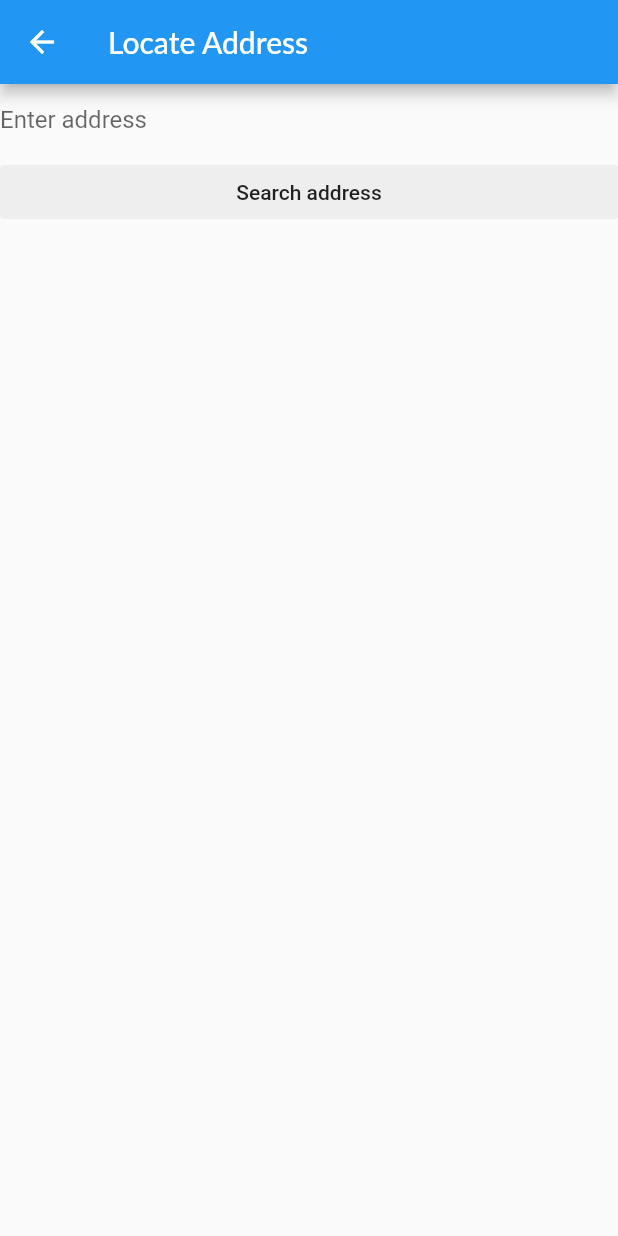
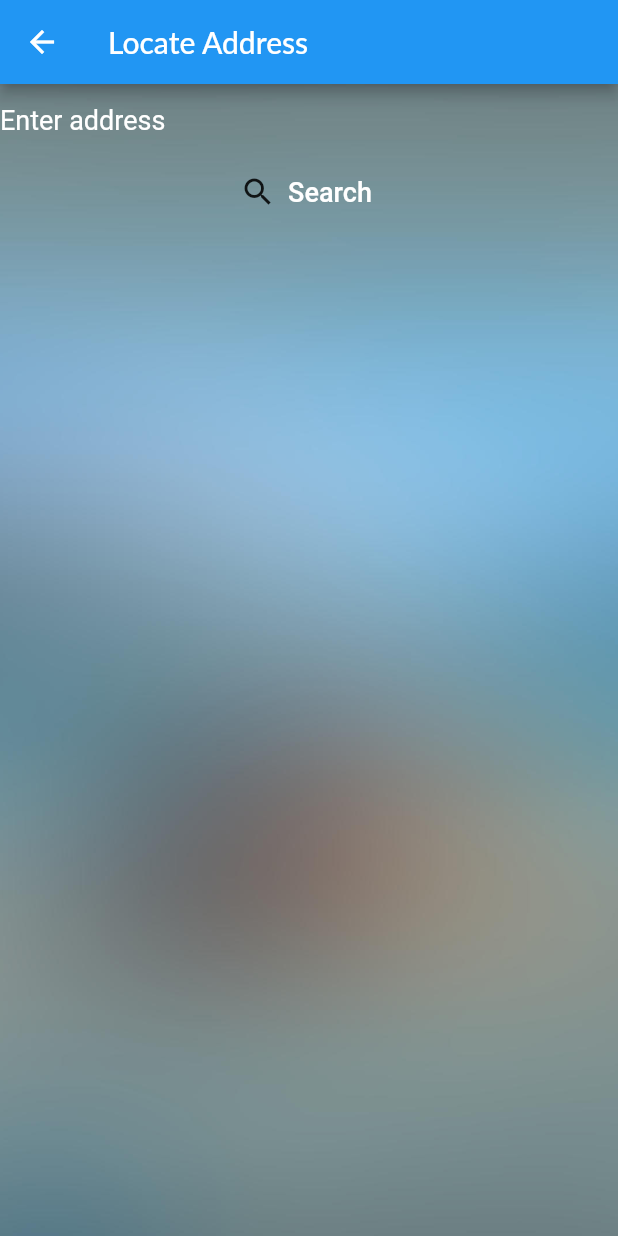
Before and after one commit to vinx-2105/cognia, a Flutter app: the LocationHome screen opened by its route, after a tap on "Locate Address", on a phone screen of 412 x 824 dp. Run offline on Flutter 3.47's test engine with Material 2 defaults, Android fonts, the phone set to English and light mode, and no system bars; our stand-ins replace firebase_auth, flutter_spinkit, geolocator, google_maps_flutter, google_sign_in, image_picker; accounts and stored records are empty; Roboto replaces fonts that are missing (Lato).

Commit message:
Map functionality added and aesthetic added

```diff
--- a/frontend/cognia_app/lib/location/locate.dart
+++ b/frontend/cognia_app/lib/location/locate.dart
@@ -25,21 +25,23 @@ class _LocateState extends State<Locate> {
           controller: searchFieldController,
           decoration: InputDecoration(
               border: InputBorder.none,
-              hintText: 'Enter address'
+              hintText: 'Enter address',
+              labelStyle: TextStyle(color: Colors.white, fontSize: 18),
+              hintStyle: TextStyle(color: Colors.white, fontSize: 18),
           ),
         ),
-        FlatButton(
+        FlatButton.icon(
           onPressed: () {
             getLocation();
             setState(() {
               _child = SpinKitFadingCube(
-                color: Colors.blueAccent,
+                color: Colors.white,
                 size: 80.0,
               );
             });
           },
-          child: Text('Search address'),
-          color: Colors.grey[200],
+          icon: Icon(Icons.search),
+          label: Text('Search', style: TextStyle(color: Colors.white, fontSize: 18),),
         ),
       ],
     );
@@ -62,7 +64,11 @@ class _LocateState extends State<Locate> {
       appBar: AppBar(
         title: Text('Locate Address'),
       ),
-      body: _child,
+      body: Container(
+          decoration: BoxDecoration(
+              image: DecorationImage(image: AssetImage('assets/images/appBg1.jpg'), fit: BoxFit.cover)
+          ),
+          child: _child),
     );
   }
 }
--- a/frontend/cognia_app/lib/location/locationHome.dart
+++ b/frontend/cognia_app/lib/location/locationHome.dart
@@ -5,7 +5,7 @@ class LocationHome extends StatelessWidget {
   RoundedRectangleBorder shape =  RoundedRectangleBorder(
     borderRadius: BorderRadius.circular(20.0),
     side: BorderSide(
-      color: Colors.black,
+      color: Colors.white,
       width: 3.0,
       )
     );
@@ -14,6 +14,7 @@ class LocationHome extends StatelessWidget {
     fontSize: 18,
     fontWeight: FontWeight.bold,
     letterSpacing: 2,
+    color: Colors.white,
   );
 
   @override
@@ -26,7 +27,7 @@ class LocationHome extends StatelessWidget {
       ),
       body: Container(
         decoration: BoxDecoration(
-          image: DecorationImage(image: AssetImage('assets/images/app_bg1.jpg'), fit: BoxFit.cover)
+          image: DecorationImage(image: AssetImage('assets/images/appBg1.jpg'), fit: BoxFit.cover)
         ),
         child: Padding(
           padding: const EdgeInsets.all(50.0),
@@ -34,20 +35,55 @@ class LocationHome extends StatelessWidget {
             mainAxisAlignment: MainAxisAlignment.center,
             crossAxisAlignment: CrossAxisAlignment.stretch,
             children: <Widget>[
-              FlatButton(
+              Padding(
+                padding: const EdgeInsets.fromLTRB(0, 10.0, 0, 0),
+                child: FlatButton.icon(
+                  onPressed: () {Navigator.pushNamed(context, '/setHome');},
+                  icon: Icon(Icons.arrow_right),
+                  label: Text('Set Home', style: textStyle,),
+                  shape: shape,
+                  padding: EdgeInsets.all(10.0),
+                ),
+              ),
+              Padding(
+                padding: const EdgeInsets.fromLTRB(0, 10.0, 0, 0),
+                child: FlatButton.icon(
                   onPressed: () {Navigator.pushNamed(context, '/userLocation');},
-                child: Text('Current Location', style: textStyle,),
+                  icon: Icon(Icons.arrow_right),
+                  label: Text('Current Location', style: textStyle,),
                   shape: shape,
+                  padding: EdgeInsets.all(10.0),
                 ),
-              FlatButton(
+              ),
+              Padding(
+                padding: const EdgeInsets.fromLTRB(0, 10.0, 0, 0),
+                child: FlatButton.icon(
+                  onPressed: () {Navigator.pushNamed(context, '/homeRoute');},
+                  icon: Icon(Icons.arrow_right),
+                  label: Text('Home Route', style: textStyle,),
+                  shape: shape,
+                  padding: EdgeInsets.all(10.0),
+                ),
+              ),
+              Padding(
+                padding: const EdgeInsets.fromLTRB(0, 10.0, 0, 0),
+                child: FlatButton.icon(
                   onPressed: () {Navigator.pushNamed(context, '/monitorPath');},
-                child: Text('Monitor Path', style: textStyle,),
+                  icon: Icon(Icons.arrow_right),
+                  label: Text('Monitor Path', style: textStyle,),
                   shape: shape,
+                  padding: EdgeInsets.all(10.0),
                 ),
-              FlatButton(
+              ),
+              Padding(
+                padding: const EdgeInsets.fromLTRB(0, 10.0, 0, 0),
+                child: FlatButton.icon(
                   onPressed: () {Navigator.pushNamed(context, '/locate');},
-                child: Text('Locate Address', style: textStyle,),
+                  icon: Icon(Icons.arrow_right),
+                  label: Text('Locate Address', style: textStyle,),
                   shape: shape,
+                  padding: EdgeInsets.all(10.0),
+                ),
               ),
             ],
           ),
--- a/frontend/cognia_app/lib/main.dart
+++ b/frontend/cognia_app/lib/main.dart
@@ -61,6 +61,8 @@ class MyApp extends StatelessWidget {
             '/monitorPath' : (context) => MonitorPath(),
             '/locate': (context) => Locate(),
             '/showLocation': (context) => ShowLocation(),
+            '/setHome': (context) => LocationHome(),
+            '/homeRoute': (context) => LocationHome(),
             '/map': (context) => ShowMap(),
           },
         ),
--- a/frontend/cognia_app/pubspec.yaml
+++ b/frontend/cognia_app/pubspec.yaml
@@ -45,8 +45,7 @@ dev_dependencies:
 # The following section is specific to Flutter.
 flutter:
   assets:
-    - assets/images/google_logo.png
-    - assets/images/cognia_logo.png
+    - assets/images/
 
 
   # An image asset can refer to one or more resolution-specific "variants", see
```
Also changed, not shown: frontend/cognia_app/lib/home/home.dart (+43 -39 lines), frontend/cognia_app/lib/location/showLocation.dart (+38 -40 lines), frontend/cognia_app/lib/location/userLocation.dart (+8 -3 lines), frontend/cognia_app/assets/images/appBg1.jpg (added). Lines whose indentation alone changed are shown as unchanged.
